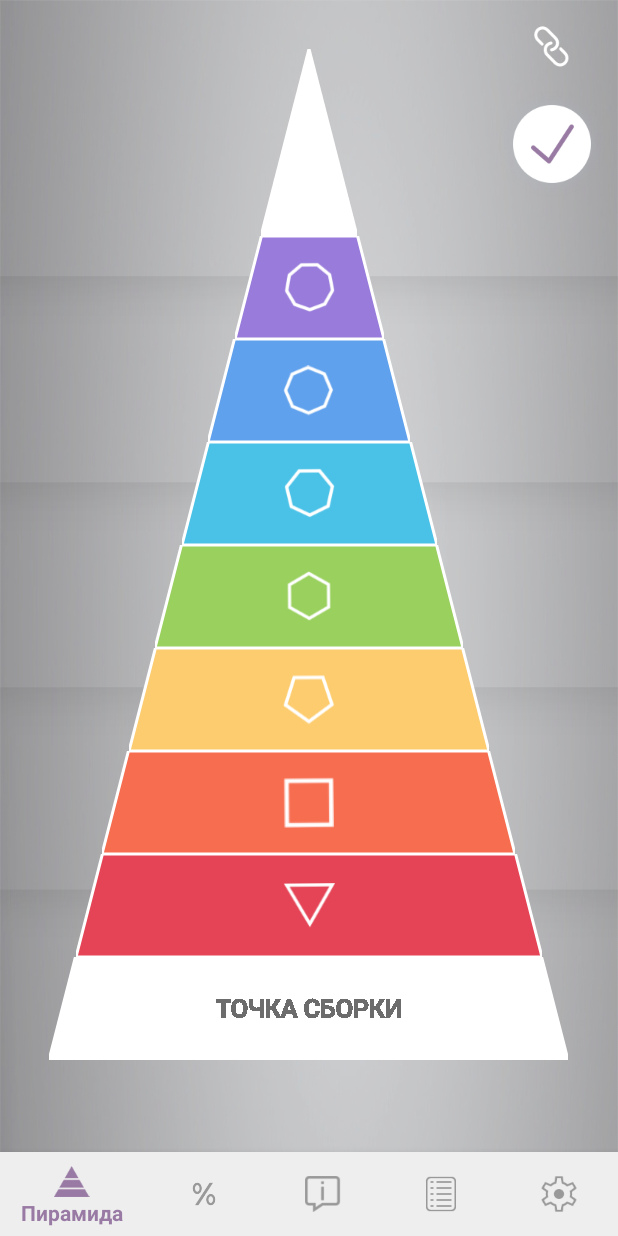
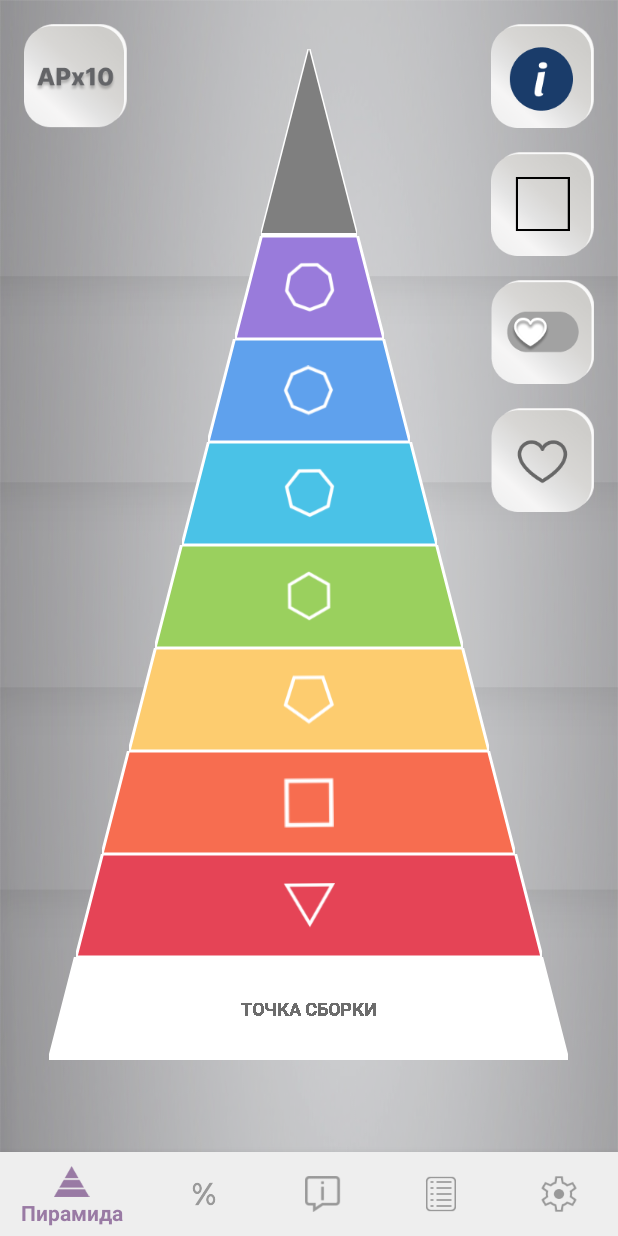
Before and after one commit to dorofeevb1/piramida, an Android app: the screen it shows after launch (MainActivity), on a phone screen of 412 x 824 dp. Run offline under Robolectric (Android 15) with nearby library versions, the phone set to English and light mode, and no system bars.

```diff
--- a/app/src/main/java/su/panfilov/piramida/PyramidFragment.java
+++ b/app/src/main/java/su/panfilov/piramida/PyramidFragment.java
@@ -1,16 +1,9 @@
 package su.panfilov.piramida;
 
 import android.app.AlertDialog;
-import android.content.Context;
 import android.content.DialogInterface;
-import android.content.res.Configuration;
-import android.net.Uri;
 import android.os.Bundle;
-import android.os.Parcelable;
-import androidx.annotation.NonNull;
-import androidx.fragment.app.Fragment;
 import android.text.InputType;
-import android.util.Log;
 import android.view.LayoutInflater;
 import android.view.View;
 import android.view.ViewGroup;
@@ -18,11 +11,11 @@ import android.widget.Button;
 import android.widget.EditText;
 import android.widget.ImageButton;
 
-import java.util.Date;
+import androidx.annotation.NonNull;
+import androidx.fragment.app.Fragment;
 
 import su.panfilov.piramida.components.PyramidView;
 import su.panfilov.piramida.models.Diary;
-import su.panfilov.piramida.models.SaveTranslation;
 
 public class PyramidFragment extends Fragment {
 
@@ -34,8 +27,10 @@ public class PyramidFragment extends Fragment {
     private boolean savingOn = false; // Флаг записи
 
     public PyramidView piramidaView;
-    public ImageButton recordButton;
-    public Button doneButton;
+    public ImageButton toggleShapeButton; // Изменено на ImageButton
+    public ImageButton toggleFavoritesButton; // Изменено на ImageButton
+    public ImageButton likeButton;
+    public ImageButton linkButton;
 
     private Diary diary;
 
@@ -55,10 +50,20 @@ public class PyramidFragment extends Fragment {
         rootView = inflater.inflate(R.layout.fragment_pyramid, container, false);
 
         piramidaView = rootView.findViewById(R.id.pyramid);
-        recordButton = rootView.findViewById(R.id.recordButton);
-        doneButton = rootView.findViewById(R.id.doneButton);
+        toggleShapeButton = rootView.findViewById(R.id.toggleShapeButton);
+        toggleFavoritesButton = rootView.findViewById(R.id.toggleFavoritesButton);
+        likeButton = rootView.findViewById(R.id.likeButton);
+        linkButton = rootView.findViewById(R.id.linkButton);
+
         setSavingOn(false);
-        doneButton.setVisibility(View.INVISIBLE);
+
+        // Устанавливаем обработчик нажатия на кнопку переключения формы
+        toggleShapeButton.setOnClickListener(new View.OnClickListener() {
+            @Override
+            public void onClick(View v) {
+                toggleShape(v);
+            }
+        });
 
         return rootView;
     }
@@ -66,15 +71,6 @@ public class PyramidFragment extends Fragment {
     public void setSavingOn(boolean savingOn) {
         this.savingOn = savingOn;
         piramidaView.savingOn = savingOn;
-        if (savingOn) {
-            // Нажата кнопка записи
-            recordButton.setImageDrawable(requireContext().getDrawable(R.drawable.stop));
-            doneButton.setVisibility(View.INVISIBLE);
-        } else {
-            // Нажата кнопка стоп
-            recordButton.setImageDrawable(requireContext().getDrawable(R.drawable.done));
-            doneButton.setVisibility(View.INVISIBLE);
-        }
     }
 
     public boolean getSavingOn() {
@@ -90,60 +86,26 @@ public class PyramidFragment extends Fragment {
         return diary;
     }
 
-    public void recordTapped(View view) {
-        setSavingOn(!savingOn);
-
-        Log.d(TAG, "recordTapped: " + getSavingOn());
-
-        if (savingOn) {
-            if (newRecord) {
-                // Добавить новую запись
-                setDiary(new Diary());
-                diary.title = "Новая запись";
-                diary.timeStamp = new Date();
-                diary.numberOfPiramida = SaveTranslation.numberOfPiramidas;
-
-                diary.saveState(requireContext().getApplicationContext());
-
-                newRecord = false;
-            }
-
-            piramidaView.saveTranslation.startSaving(piramidaView.piramidaDataSource.sideByLayer, piramidaView.piramidaIsLocked);
-        } else {
-            piramidaView.saveTranslation.stopSaving();
-        }
+    public void toggleShape(View view) {
+//        // Логика переключения между Прямоугольником и Треугольником
+//        if (piramidaView != null) {
+//            piramidaView.toggleShape();
+//
+//            // Обновление иконки кнопки
+//            if (piramidaView.isTriangle()) {
+//                toggleShapeButton.setImageResource(R.drawable.square); // Иконка для квадрата
+//            } else {
+//                toggleShapeButton.setImageResource(R.drawable.triangle); // Иконка для треугольника
+//            }
+//        }
     }
 
-    public void doneTapped(View view) {
-        AlertDialog.Builder builder = new AlertDialog.Builder(requireContext());
-        builder.setTitle(getString(R.string.saving));
+    public void toggleFavorites(View view) {
+        // Логика включения/выключения режима Избранное/Все грани
+    }
 
-        final EditText input = new EditText(requireContext());
-        input.setText(getString(R.string.new_record));
-        input.setInputType(InputType.TYPE_CLASS_TEXT);
-        builder.setView(input);
-
-        builder.setPositiveButton(getString(R.string.save), new DialogInterface.OnClickListener() {
-            @Override
-            public void onClick(DialogInterface dialog, int which) {
-                newRecord = true;
-                diary.title = input.getText().toString();
-                diary.saveState(requireContext().getApplicationContext());
-                diary = null;
-            }
-        });
-        builder.setNegativeButton(getString(R.string.delete), new DialogInterface.OnClickListener() {
-            @Override
-            public void onClick(DialogInterface dialog, int which) {
-                newRecord = true;
-                diary.delete(requireContext().getApplicationContext());
-                setDiary(null);
-                dialog.cancel();
-            }
-        });
-
-        builder.show();
-        doneButton.setVisibility(View.INVISIBLE);
+    public void likeTapped(View view) {
+        // Логика для кнопки "Лайк"
     }
 
     @Override
--- a/app/src/main/java/su/panfilov/piramida/components/TriangleView.java
+++ b/app/src/main/java/su/panfilov/piramida/components/TriangleView.java
@@ -5,14 +5,13 @@ import android.graphics.Canvas;
 import android.graphics.Paint;
 import android.graphics.Path;
 import android.util.AttributeSet;
-import android.util.Log;
 import android.view.View;
-
-
+import android.graphics.Color;
 public class TriangleView extends View {
 
     private Path path;
     private Paint paint = new Paint();
+    private Paint layerPaint = new Paint(); // Кисть для слоев
 
     public int left;
     public int top;
@@ -21,6 +20,9 @@ public class TriangleView extends View {
 
     private int viewWidth = 0;
     private int viewHeight = 0;
+
+    private int numberOfLayers = 8; // Количество слоев
+    private float layerHeight; // Высота одного слоя
 
     public TriangleView(Context context, AttributeSet attrs) {
         super(context, attrs);
@@ -32,36 +34,53 @@ public class TriangleView extends View {
 
         viewWidth = width;
         viewHeight = height;
+        layerHeight = viewHeight / numberOfLayers; // Высота одного слоя
 
         setup();
     }
 
     private void setup() {
-//        setLayerType(View.LAYER_TYPE_SOFTWARE, paint);
-//        setBackgroundColor(getResources().getColor(R.color.colorAccent));
+        // Настройка кисти для треугольника
+        paint.setStyle(Paint.Style.FILL_AND_STROKE);
+        paint.setAntiAlias(true);
+        paint.setStrokeWidth(3);
+        paint.setColor(PyramidColors.colors()[0]); // Используем цвет из PyramidColors
 
+        // Настройка кисти для слоев
+        layerPaint.setStyle(Paint.Style.FILL);
+        layerPaint.setAntiAlias(true);
+        layerPaint.setColor(Color.parseColor("#80000000")); // Полупрозрачный черный цвет
     }
 
     @Override
     protected void onDraw(Canvas canvas) {
         if (path == null) {
-//            viewWidth = getMeasuredWidth();
-//            viewHeight = getMeasuredHeight();
-//
-//            Log.d("1111","onDraw with viewWidth= " + viewWidth + " and viewHeight= " + viewHeight + " called...");
-
             path = new Path();
             path.reset();
-            path.moveTo(viewWidth / 2.0f, 0);
-            path.lineTo(viewWidth, viewHeight);
-            path.lineTo(0, viewHeight);
+            path.moveTo(viewWidth / 2.0f, 0); // Верхняя точка
+            path.lineTo(viewWidth, viewHeight); // Правая нижняя точка
+            path.lineTo(0, viewHeight); // Левая нижняя точка
             path.close();
         }
 
-        paint.setStyle(Paint.Style.FILL_AND_STROKE);
-        paint.setAntiAlias(true);
-        paint.setStrokeWidth(3);
-        paint.setColor(PyramidColors.colors()[0]);
+        // Отрисовываем треугольник
         canvas.drawPath(path, paint);
+
+        // Отрисовываем слои
+        for (int i = 0; i < numberOfLayers; i++) {
+            float layerTop = i * layerHeight;
+            float layerBottom = (i + 1) * layerHeight;
+
+            // Создаем путь для слоя
+            Path layerPath = new Path();
+            layerPath.moveTo(viewWidth / 2.0f - (viewWidth / 2.0f) * (layerTop / viewHeight), layerTop);
+            layerPath.lineTo(viewWidth / 2.0f + (viewWidth / 2.0f) * (layerTop / viewHeight), layerTop);
+            layerPath.lineTo(viewWidth / 2.0f + (viewWidth / 2.0f) * (layerBottom / viewHeight), layerBottom);
+            layerPath.lineTo(viewWidth / 2.0f - (viewWidth / 2.0f) * (layerBottom / viewHeight), layerBottom);
+            layerPath.close();
+
+            // Отрисовываем слой
+            canvas.drawPath(layerPath, layerPaint);
+        }
     }
 }
--- a/app/src/main/res/layout/fragment_pyramid.xml
+++ b/app/src/main/res/layout/fragment_pyramid.xml
@@ -6,78 +6,83 @@
     android:layout_height="match_parent"
     tools:context=".PyramidFragment">
 
+    <!-- Фоновое изображение -->
     <ImageView
         android:id="@+id/bgImageView"
         android:layout_width="match_parent"
         android:layout_height="match_parent"
         android:contentDescription="@string/app_name"
         android:scaleType="fitXY"
-        android:src="@drawable/bg"
-        app:layout_constraintBottom_toBottomOf="parent"
-        app:layout_constraintEnd_toEndOf="parent"
-        app:layout_constraintStart_toStartOf="parent"
-        app:layout_constraintTop_toTopOf="parent" />
+        android:src="@drawable/bg" />
 
+    <!-- Кнопка AP*10 в левом верхнем углу -->
+    <ImageButton
+        android:id="@+id/apButton"
+        android:layout_width="wrap_content"
+        android:layout_height="wrap_content"
+        android:layout_alignParentStart="true"
+        android:layout_alignParentTop="true"
+        android:layout_marginStart="16dp"
+        android:layout_marginTop="16dp"
+        android:background="@android:color/transparent"
+        android:src="@drawable/ap_10" />
+
+    <!-- Пирамида -->
     <su.panfilov.piramida.components.PyramidView
         android:id="@+id/pyramid"
         android:layout_width="match_parent"
-        android:layout_height="match_parent" >
+        android:layout_height="match_parent"
+ />
 
+    <!-- Контейнер для кнопок справа сверху -->
+    <LinearLayout
+        android:id="@+id/buttonsContainer"
+        android:layout_width="wrap_content"
+        android:layout_height="wrap_content"
+        android:layout_alignParentEnd="true"
+        android:layout_alignParentTop="true"
+        android:orientation="vertical"
+        android:layout_marginTop="16dp"
+        android:layout_marginEnd="16dp">
+
+        <!-- Кнопка "Информация" -->
         <ImageButton
             android:id="@+id/linkButton"
             android:layout_width="wrap_content"
             android:layout_height="wrap_content"
-            android:layout_alignParentEnd="true"
-            android:layout_alignParentRight="true"
-            android:layout_alignParentTop="true"
-            android:layout_marginEnd="30dp"
-            android:layout_marginRight="30dp"
-            android:layout_marginTop="16dp"
             android:background="@android:color/transparent"
             android:onClick="onLinkButtonClick"
-            android:src="@drawable/ic_link" />
+            android:src="@drawable/info_piramida"
+            android:layout_marginBottom="16dp" />
 
+        <!-- Кнопка "Переключить форму" -->
         <ImageButton
-            android:id="@+id/recordButton"
+            android:id="@+id/toggleShapeButton"
             android:layout_width="wrap_content"
             android:layout_height="wrap_content"
-            android:layout_alignParentEnd="true"
-            android:layout_alignParentRight="true"
-            android:layout_alignParentTop="true"
-            android:layout_marginEnd="8dp"
-            android:layout_marginRight="8dp"
-            android:layout_marginTop="60dp"
             android:background="@android:color/transparent"
-            android:onClick="recordTapped"
-            android:src="@drawable/done" />
-        <Button
-            android:id="@+id/save_active_items_button"
+            android:onClick="toggleShape"
+            android:src="@drawable/square"
+            android:layout_marginBottom="16dp" />
+
+        <!-- Кнопка "Избранное" -->
+        <ImageButton
+            android:id="@+id/toggleFavoritesButton"
             android:layout_width="wrap_content"
             android:layout_height="wrap_content"
-            android:text="Сохранить активные"
-            android:visibility="gone"
-            android:layout_alignParentEnd="true"
-            android:layout_alignParentRight="true"
-            android:layout_marginTop="180dp"
-            android:layout_marginEnd="8dp"
-            android:layout_marginRight="8dp"/>
+            android:background="@android:color/transparent"
+            android:onClick="toggleFavorites"
+            android:src="@drawable/favorites"
+            android:layout_marginBottom="16dp" />
 
-        <Button
-            android:id="@+id/doneButton"
+        <!-- Кнопка "Лайк" -->
+        <ImageButton
+            android:id="@+id/likeButton"
             android:layout_width="wrap_content"
             android:layout_height="wrap_content"
-            android:layout_alignParentEnd="true"
-            android:layout_alignParentRight="true"
-            android:layout_alignParentStart="false"
-            android:layout_alignParentTop="true"
-            android:layout_marginTop="130dp"
             android:background="@android:color/transparent"
-            android:onClick="doneTapped"
-            android:text="@string/ready"
-            android:textAllCaps="false"
-            android:textColor="@android:color/white"
-            android:textSize="15sp"
-            android:textStyle="bold" />
-    </su.panfilov.piramida.components.PyramidView>
+            android:onClick="likeTapped"
+            android:src="@drawable/ic_like" />
+    </LinearLayout>
 
 </RelativeLayout>
```
Also changed, not shown: app/src/main/java/su/panfilov/piramida/MainActivity.java (+1 -30 lines), app/src/main/java/su/panfilov/piramida/components/SquareView.java (added, +49 -0 lines), app/src/main/java/su/panfilov/piramida/components/SwipeView.java (+30 -79 lines), app/src/main/res/drawable-xhdpi/ap_10.png (added), app/src/main/res/drawable-xhdpi/favorites.png (added), app/src/main/res/drawable-xhdpi/ic_like.png (added), app/src/main/res/drawable-xhdpi/info_piramida.png (added), app/src/main/res/drawable-xhdpi/square.png (added), app/src/main/res/drawable-xhdpi/triangle.png (added).
